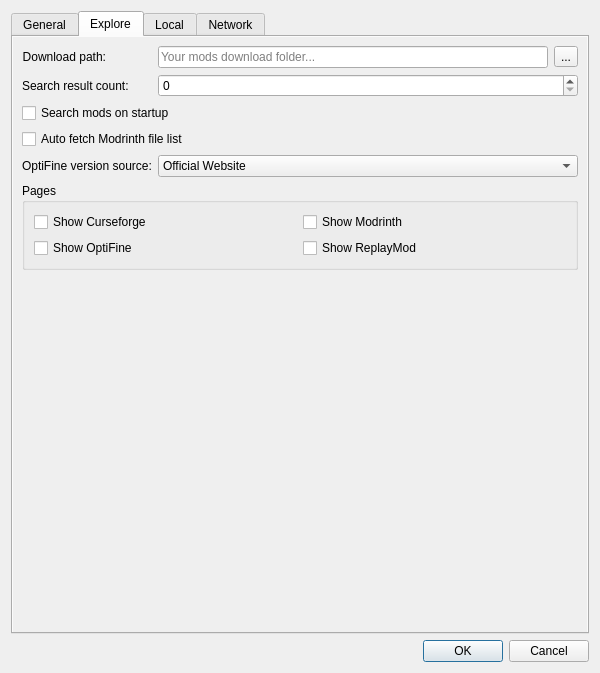
This is src/ui/preferences.ui in kaniol-lck/modmanager as Qt 5 draws it before an edit. The edited form follows.
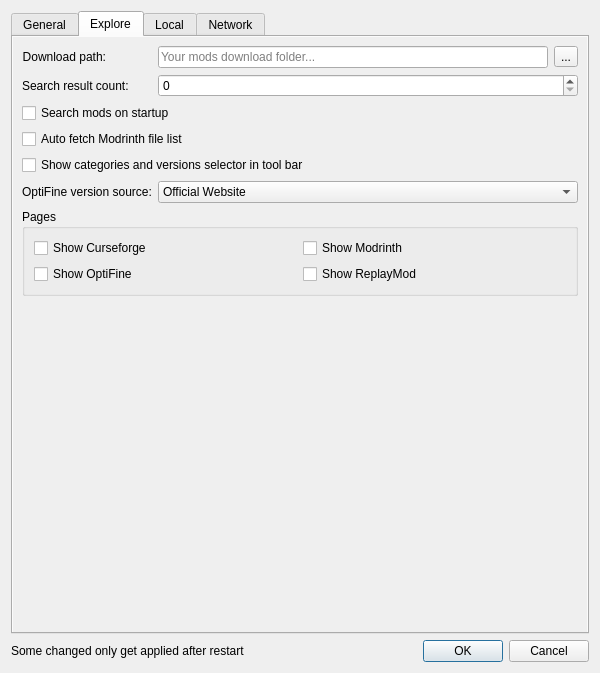
This is the edited form. The open tabs and pages were chosen to show the change. Icons and pictures are not drawn.

Commit message: categories and game version selector in toolbar

```diff
--- a/src/ui/preferences.ui
+++ b/src/ui/preferences.ui
@@ -14,7 +14,7 @@
    <string>Preferences</string>
   </property>
   <layout class="QGridLayout" name="gridLayout">
-   <item row="2" column="0">
+   <item row="2" column="1">
     <widget class="QDialogButtonBox" name="buttonBox">
      <property name="orientation">
       <enum>Qt::Horizontal</enum>
@@ -24,7 +24,14 @@
      </property>
     </widget>
    </item>
-   <item row="1" column="0">
+   <item row="2" column="0">
+    <widget class="QLabel" name="label_23">
+     <property name="text">
+      <string>Some changed only get applied after restart</string>
+     </property>
+    </widget>
+   </item>
+   <item row="1" column="0" colspan="2">
     <widget class="QTabWidget" name="tabWidget">
      <property name="currentIndex">
       <number>0</number>
@@ -266,8 +273,8 @@
            <rect>
             <x>0</x>
             <y>0</y>
-            <width>580</width>
-            <height>559</height>
+            <width>576</width>
+            <height>580</height>
            </rect>
           </property>
           <layout class="QVBoxLayout" name="verticalLayout">
@@ -324,14 +331,14 @@
                </property>
               </widget>
              </item>
-             <item row="4" column="0">
+             <item row="5" column="0">
               <widget class="QLabel" name="label_11">
                <property name="text">
                 <string>OptiFine version source:</string>
                </property>
               </widget>
              </item>
-             <item row="4" column="1">
+             <item row="5" column="1">
               <widget class="QComboBox" name="optifineVersionSource">
                <item>
                 <property name="text">
@@ -359,6 +366,13 @@
                </property>
               </widget>
              </item>
+             <item row="4" column="0" colspan="2">
+              <widget class="QCheckBox" name="showCatVerInToolBar">
+               <property name="text">
+                <string>Show categories and versions selector in tool bar</string>
+               </property>
+              </widget>
+             </item>
             </layout>
            </item>
            <item>
```
Left out of the diff: 12 changed lines with no effect on the pictures. The commit also changes 4 other files.
